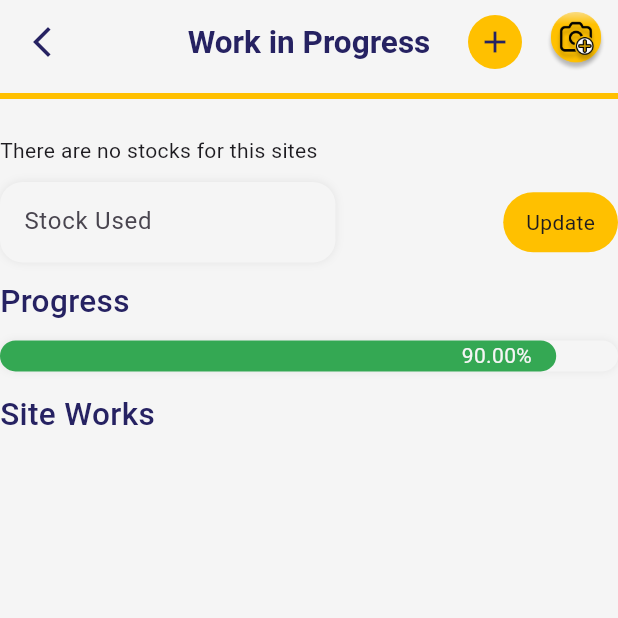
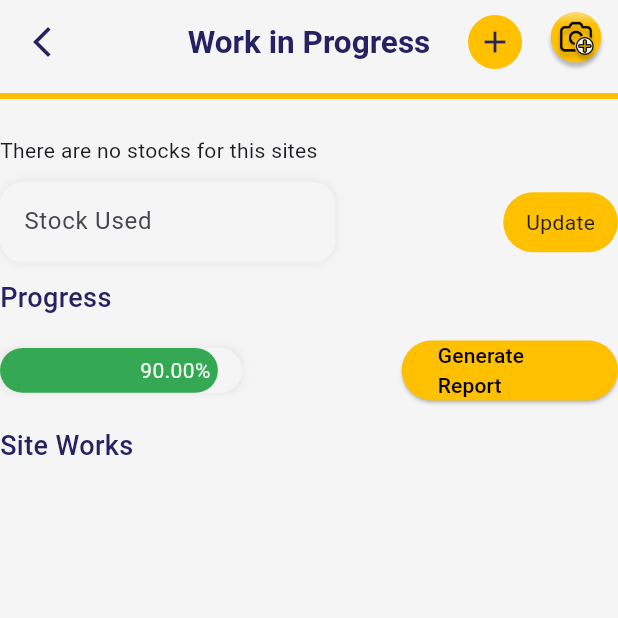
Before and after one commit to madhusudhan1557/construction_flutter, a Flutter app: the WorkInProgressPage screen opened directly with empty values, on a phone screen of 412 x 824 dp, the top half of it. Run offline on Flutter 3.47's test engine with Material 2 defaults, Android fonts, the phone set to English and light mode, and no system bars; drawn by our look-alikes of flutter_animation_progress_bar; our stand-ins replace bloc, bot_toast, carousel_indicator, carousel_slider, cloud_firestore, dropdown_button2 and 7 more; missing offline and left inert: iconify_flutter, syncfusion_flutter_pdf; accounts and stored records are empty.

Commit message:
create pdf

```diff
--- a/lib/presentation/screens/sites/add_site.dart
+++ b/lib/presentation/screens/sites/add_site.dart
@@ -114,6 +114,7 @@ class _AddSitePageState extends State<AddSitePage> {
                               padding:
                                   EdgeInsets.only(left: paddding.top * 0.3),
                               child: TextFormField(
+                                controller: _sitedes,
                                 maxLines: 4,
                                 decoration: const InputDecoration(
                                   hintText: "Site Description",
--- a/lib/presentation/screens/splash.dart
+++ b/lib/presentation/screens/splash.dart
@@ -16,7 +16,7 @@ class SplashScreenState extends State<SplashScreen> {
   void initState() {
     super.initState();
     Timer(
-      const Duration(seconds: 2),
+      const Duration(seconds: 1),
       () => Navigator.pushReplacement(
         context,
         MaterialPageRoute(
--- a/lib/presentation/screens/workinprogress/workprogress_page.dart
+++ b/lib/presentation/screens/workinprogress/workprogress_page.dart
@@ -1,6 +1,7 @@
 import 'package:bot_toast/bot_toast.dart';
 import 'package:cloud_firestore/cloud_firestore.dart';
 import 'package:construction/bloc/stock/stocks_bloc.dart';
+import 'package:construction/data/services/create_pdf_file.dart';
 import 'package:construction/main.dart';
 import 'package:construction/presentation/includes/appbar.dart';
 import 'package:construction/presentation/includes/custom_box.dart';
@@ -369,7 +370,7 @@ class _WorkInProgressPageState extends State<WorkInProgressPage> {
                         Text(
                           "Progress",
                           style: TextStyle(
-                            fontSize: 21,
+                            fontSize: 18,
                             fontWeight: FontWeight.w500,
                             color: AppColors.fadeblue,
                           ),
@@ -377,8 +378,12 @@ class _WorkInProgressPageState extends State<WorkInProgressPage> {
                         SizedBox(
                           height: size.height / 90 * 1.2,
                         ),
+                        Row(
+                          mainAxisAlignment: MainAxisAlignment.spaceBetween,
+                          children: [
                             Container(
-                          height: size.height / 90 * 2.26,
+                              height: size.height / 90 * 3.26,
+                              width: size.width / 8 * 3.134,
                               decoration: BoxDecoration(
                                 borderRadius: BorderRadius.circular(10),
                                 boxShadow: [
@@ -402,13 +407,28 @@ class _WorkInProgressPageState extends State<WorkInProgressPage> {
                                 currentValue: 90,
                               ),
                             ),
+                            ElevatedButton(
+                              style: ElevatedButton.styleFrom(
+                                backgroundColor: AppColors.yellow,
+                                foregroundColor: Colors.black,
+                                fixedSize: Size(size.width / 8 * 2.8, 15),
+                              ),
+                              onPressed: () {
+                                CreatePdfFile().createWorkReportPdf();
+                              },
+                              child: const Text(
+                                "Generate Report",
+                              ),
+                            ),
+                          ],
+                        ),
                         SizedBox(
                           height: size.height / 90 * 1.5,
                         ),
                         Text(
                           "Site Works",
                           style: TextStyle(
-                            fontSize: 21,
+                            fontSize: 18,
                             fontWeight: FontWeight.w500,
                             color: AppColors.fadeblue,
                           ),
--- a/pubspec.yaml
+++ b/pubspec.yaml
@@ -55,6 +55,11 @@ dependencies:
   flutter_animation_progress_bar: ^2.3.1
   intl: ^0.17.0
   syncfusion_flutter_pdf: ^20.3.60
+  path_provider: ^2.0.11
+  syncfusion_flutter_pdfviewer: ^20.3.59
+  open_filex: ^4.3.2
+
+
 
 
 
```
Also changed, not shown: lib/data/services/create_pdf_file.dart (added, +28 -0 lines), lib/presentation/screens/sites/site_page.dart (+4 -3 lines), pubspec.lock, 5 other files. Lines whose indentation alone changed are shown as unchanged.
